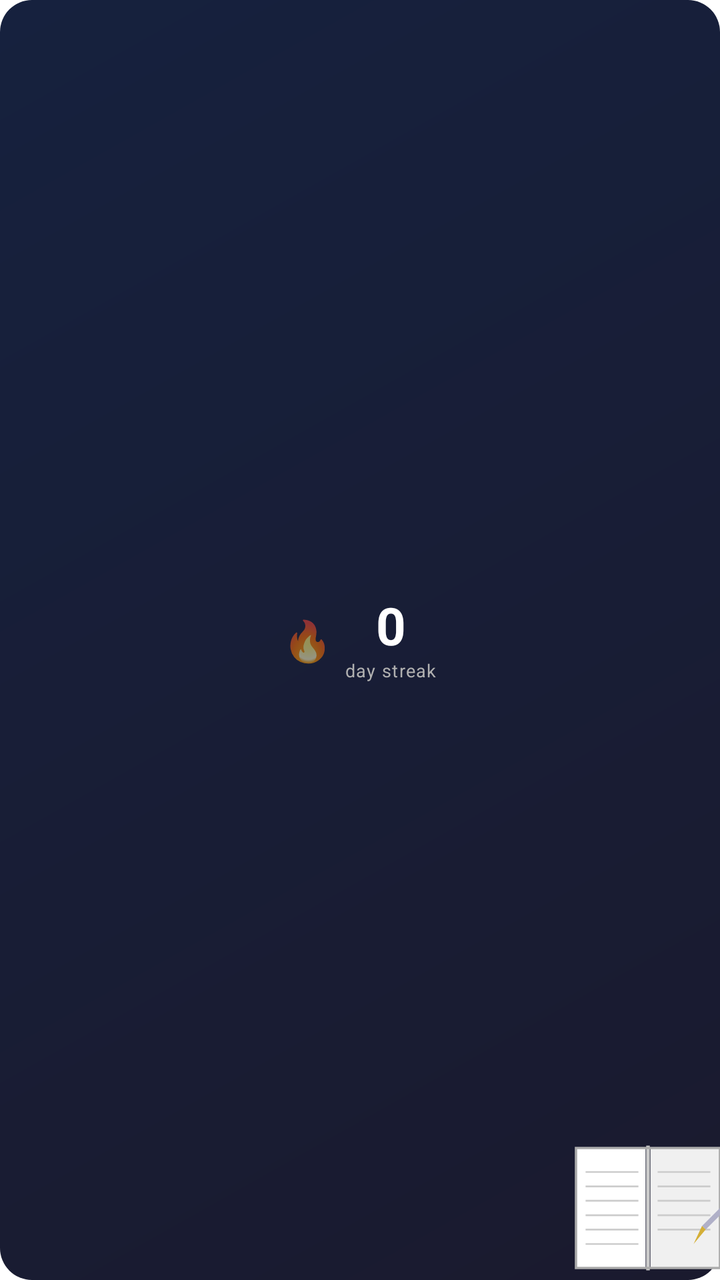
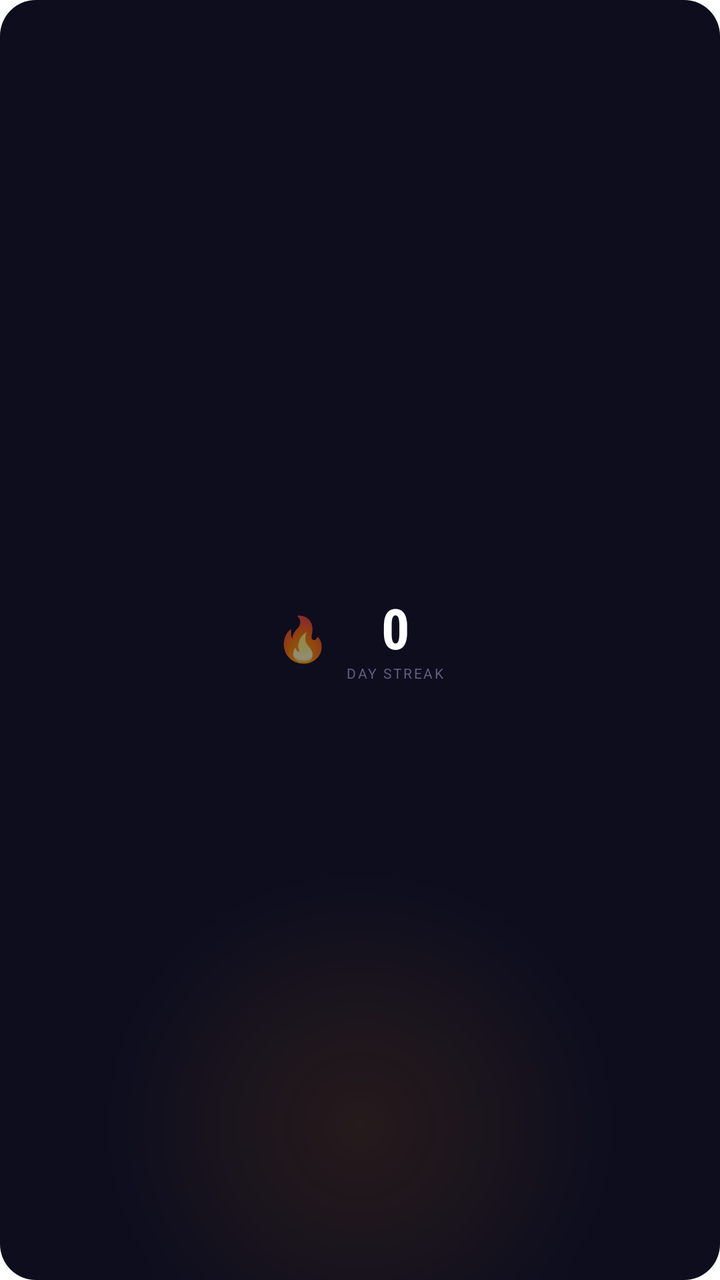

The first picture is an Android layout as it rendered before a commit; the second is the same layout after the commit. The layout source and the unified diff follow.
<!-- AndroidManifest.xml: fallback theme Theme.MaterialComponents.DayNight.NoActionBar -->
<!-- res/layout/widget_notes_streak_small.xml -->
<?xml version="1.0" encoding="utf-8"?>
<LinearLayout xmlns:android="http://schemas.android.com/apk/res/android"
    android:id="@+id/widget_root_small"
    android:layout_width="match_parent"
    android:layout_height="match_parent"
    android:orientation="horizontal"
    android:gravity="center"
    android:paddingStart="10dp"
    android:paddingEnd="10dp"
    android:paddingTop="6dp"
    android:paddingBottom="6dp"
    android:background="@drawable/widget_background">

    
    <TextView
        android:layout_width="wrap_content"
        android:layout_height="wrap_content"
        android:text="🔥"
        android:textSize="20sp"
        android:layout_marginEnd="6dp" />

    
    <LinearLayout
        android:layout_width="wrap_content"
        android:layout_height="wrap_content"
        android:orientation="vertical"
        android:gravity="center_horizontal">

        <TextView
            android:id="@+id/tv_streak_count_small"
            android:layout_width="wrap_content"
            android:layout_height="wrap_content"
            android:text="0"
            android:textSize="26sp"
            android:textStyle="bold"
            android:textColor="#FFFFFF"
            android:includeFontPadding="false" />

        <TextView
            android:layout_width="wrap_content"
            android:layout_height="wrap_content"
            android:text="@string/label_day_streak"
            android:textSize="9sp"
            android:textColor="#B0B0B0"
            android:letterSpacing="0.05" />

    </LinearLayout>

</LinearLayout>
<!-- resources referenced by this layout -->
<resources>
  <!-- drawable widget_background (drawable) -->
  <?xml version="1.0" encoding="utf-8"?>
  <layer-list xmlns:android="http://schemas.android.com/apk/res/android">
  
      
      <item>
          <shape android:shape="rectangle">
              <gradient
                  android:type="linear"
                  android:angle="135"
                  android:startColor="#1A1A2E"
                  android:endColor="#16213E" />
              <corners android:radius="16dp" />
          </shape>
      </item>
  
      
      <item
          android:drawable="@drawable/ic_writing_motif"
          android:gravity="bottom|end"
          android:right="-12dp"
          android:bottom="-12dp"
          android:width="96dp"
          android:height="96dp"
          android:alpha="0.12" />
  
  </layer-list>
  <string name="label_day_streak">day streak</string>
  <!-- drawable ic_writing_motif: vector/xml drawable (drawable, 3204 chars, omitted) -->
</resources>

<!-- the commit's change to res/layout/widget_notes_streak_small.xml (unified diff, before → after) -->
@@ -5,21 +5,20 @@
     android:layout_height="match_parent"
     android:orientation="horizontal"
     android:gravity="center"
-    android:paddingStart="10dp"
-    android:paddingEnd="10dp"
+    android:paddingStart="12dp"
+    android:paddingEnd="12dp"
     android:paddingTop="6dp"
     android:paddingBottom="6dp"
     android:background="@drawable/widget_background">
 
-    
     <TextView
         android:layout_width="wrap_content"
         android:layout_height="wrap_content"
         android:text="🔥"
-        android:textSize="20sp"
-        android:layout_marginEnd="6dp" />
+        android:textSize="22sp"
+        android:layout_marginEnd="8dp"
+        android:includeFontPadding="false" />
 
-    
     <LinearLayout
         android:layout_width="wrap_content"
         android:layout_height="wrap_content"
@@ -31,18 +30,19 @@
             android:layout_width="wrap_content"
             android:layout_height="wrap_content"
             android:text="0"
-            android:textSize="26sp"
+            android:textSize="28sp"
             android:textStyle="bold"
+            android:fontFamily="sans-serif-condensed"
             android:textColor="#FFFFFF"
             android:includeFontPadding="false" />
 
         <TextView
             android:layout_width="wrap_content"
             android:layout_height="wrap_content"
-            android:text="@string/label_day_streak"
-            android:textSize="9sp"
-            android:textColor="#B0B0B0"
-            android:letterSpacing="0.05" />
+            android:text="DAY STREAK"
+            android:textSize="7sp"
+            android:textColor="#606080"
+            android:letterSpacing="0.12" />
 
     </LinearLayout>
 
<!-- resource entries referenced after the edit -->
@@ -4,30 +4,26 @@
   <?xml version="1.0" encoding="utf-8"?>
   <layer-list xmlns:android="http://schemas.android.com/apk/res/android">
   
-      
+      <item>
+          <shape android:shape="rectangle">
+              <solid android:color="#0D0D1E" />
+              <corners android:radius="18dp" />
+          </shape>
+      </item>
+  
       <item>
           <shape android:shape="rectangle">
               <gradient
-                  android:type="linear"
-                  android:angle="135"
-                  android:startColor="#1A1A2E"
-                  android:endColor="#16213E" />
-              <corners android:radius="16dp" />
+                  android:type="radial"
+                  android:gradientRadius="130dp"
+                  android:centerX="0.5"
+                  android:centerY="0.88"
+                  android:startColor="#1AFF8C00"
+                  android:endColor="#00FF8C00" />
+              <corners android:radius="18dp" />
           </shape>
       </item>
   
-      
-      <item
-          android:drawable="@drawable/ic_writing_motif"
-          android:gravity="bottom|end"
-          android:right="-12dp"
-          android:bottom="-12dp"
-          android:width="96dp"
-          android:height="96dp"
-          android:alpha="0.12" />
-  
   </layer-list>
-  <string name="label_day_streak">day streak</string>
-  <!-- drawable ic_writing_motif: vector/xml drawable (drawable, 3204 chars, omitted) -->
 </resources>
 
